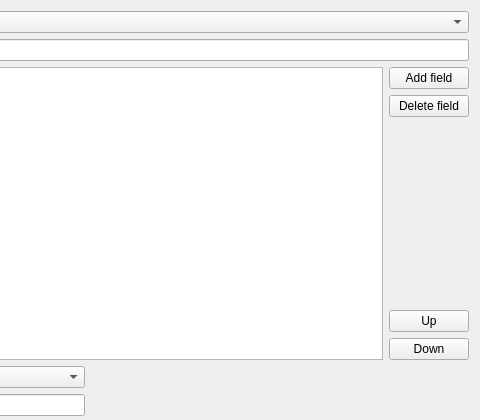
Above: src/ui/qgsnewvectortabledialogbase.ui from qgis/QGIS before the change; both pictures show x 444 to 924 and y 0 to 420 of the 924 by 562 pixel window. Below: the same form after it.
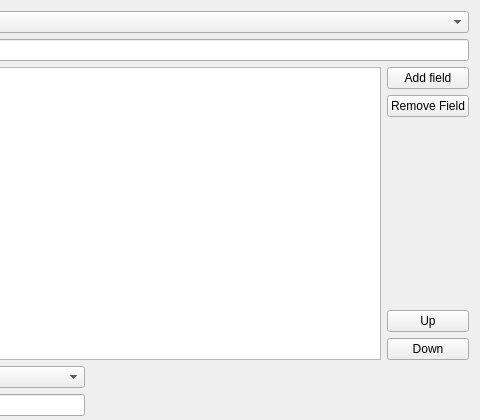
That is the form after the change. Icons and pictures are not drawn. Custom widgets are drawn as their Qt base class.

The edit to the form file:
```diff
--- a/src/ui/qgsnewvectortabledialogbase.ui
+++ b/src/ui/qgsnewvectortabledialogbase.ui
@@ -255,7 +255,7 @@
      <item>
       <widget class="QPushButton" name="mDeleteFieldBtn">
        <property name="text">
-        <string>Delete field</string>
+        <string>Remove Field</string>
        </property>
        <property name="icon">
         <iconset resource="../../images/images.qrc">
```
